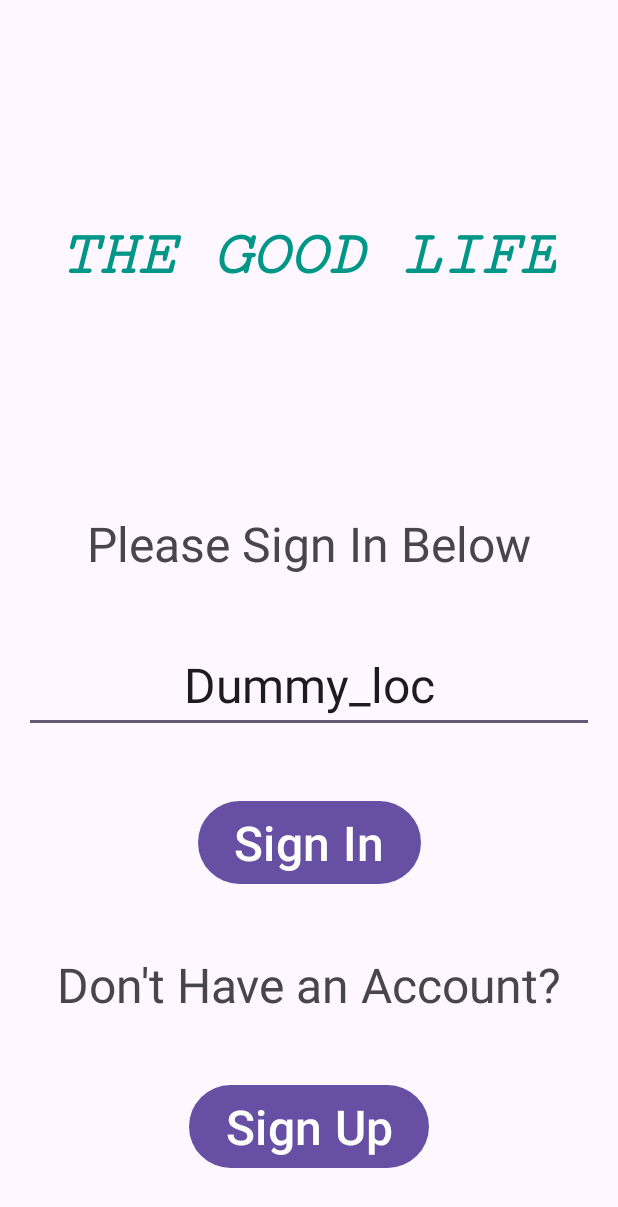
After one commit to davidclark495/LifestyleApp-Mirror, an Android app: the layout fragment_login.xml on its own in the app's theme, with its tools: preview values and no code run, on a phone screen of 412 x 824 dp. The commit adds this screen. Shown: the top 1207 px of the screen. Run offline under Robolectric (Android 15) with nearby library versions, the phone set to English and light mode, and no system bars.

Commit message:
finally figured out observer stuff

```diff
--- a/app/src/main/java/com/thegoodlife/HeaderFragment.kt
+++ b/app/src/main/java/com/thegoodlife/HeaderFragment.kt
@@ -38,10 +38,12 @@ class HeaderFragment : Fragment() {
 //            val args = Bundle()
 //            userFragment.arguments = args
             // switch to fragment
+            /*
             val transaction = activity?.supportFragmentManager?.beginTransaction()
             transaction?.replace(R.id.fl_frag_container, userFragment, "userCreate_frag")
             transaction?.addToBackStack(null)
             transaction?.commit()
+            */
         }
 
         return view
--- a/app/src/main/java/com/thegoodlife/UserData.kt
+++ b/app/src/main/java/com/thegoodlife/UserData.kt
@@ -4,6 +4,7 @@ import android.graphics.Bitmap
 import kotlin.math.round
 
 class UserData {
+    private var mUsername: String? = null
     private var mName: String? = null
     private var mAge: Int? = null
     private var mWeight: Int? = null    // in pounds
@@ -18,6 +19,7 @@ class UserData {
     //update for location(?), use in data modification / loading frag
 
     constructor(
+        username: String?,
         name: String?,
         age: Int?,
         weight: Int?,
@@ -29,6 +31,7 @@ class UserData {
         country: String?,
         city: String?
     ){
+        mUsername = username
         mName = name
         mAge = age
         mWeight = weight
@@ -42,6 +45,9 @@ class UserData {
     }
 
     //Implement properties w/ getters & setters (use member variables as backing fields)
+    var username: String?
+        get() = mUsername
+        set(value) {mUsername = value}
     var name: String?
         get() = mName
         set(value) { mName = value }
--- a/app/src/main/java/com/thegoodlife/UserRoomDatabase.kt
+++ b/app/src/main/java/com/thegoodlife/UserRoomDatabase.kt
@@ -53,7 +53,7 @@ abstract class UserRoomDatabase : RoomDatabase() {
         }
 
         suspend fun populateDbTask (userDao: UserDao) {
-            userDao.insert(UserTable("Dummy_loc","Dummy_data"))//too many arguments? -> table.java stub
+            userDao.insert(UserTable("Dummy_name","Dummy_data"))//too many arguments? -> table.java stub
         }
 
         /*
--- /dev/null
+++ b/app/src/main/res/layout/fragment_login.xml
@@ -0,0 +1,86 @@
+<?xml version="1.0" encoding="utf-8"?>
+<androidx.constraintlayout.widget.ConstraintLayout xmlns:android="http://schemas.android.com/apk/res/android"
+    xmlns:app="http://schemas.android.com/apk/res-auto"
+    xmlns:tools="http://schemas.android.com/tools"
+    android:layout_width="match_parent"
+    android:layout_height="match_parent">
+
+    <Button
+        android:id="@+id/buttonSignin"
+        android:layout_width="wrap_content"
+        android:layout_height="wrap_content"
+        android:text="Sign In"
+        android:textSize="32sp"
+        app:layout_constraintBottom_toTopOf="@+id/promptSignup"
+        app:layout_constraintEnd_toEndOf="parent"
+        app:layout_constraintStart_toStartOf="parent"
+        app:layout_constraintTop_toBottomOf="@+id/editTextUsername" />
+
+    <Button
+        android:id="@+id/buttonSignup"
+        android:layout_width="wrap_content"
+        android:layout_height="wrap_content"
+        android:text="Sign Up"
+        android:textSize="32sp"
+        app:layout_constraintBottom_toBottomOf="parent"
+        app:layout_constraintEnd_toEndOf="parent"
+        app:layout_constraintHorizontal_bias="0.499"
+        app:layout_constraintStart_toStartOf="parent"
+        app:layout_constraintTop_toBottomOf="@+id/promptSignup" />
+
+    <TextView
+        android:id="@+id/goodlifeTitle"
+        android:layout_width="wrap_content"
+        android:layout_height="wrap_content"
+        android:fontFamily="serif-monospace"
+        android:text="THE GOOD LIFE"
+        android:textAllCaps="false"
+        android:textColor="#009688"
+        android:textSize="42sp"
+        android:textStyle="bold|italic"
+        android:typeface="monospace"
+        app:layout_constraintBottom_toTopOf="@+id/promptSignin"
+        app:layout_constraintEnd_toEndOf="parent"
+        app:layout_constraintHorizontal_bias="0.493"
+        app:layout_constraintStart_toStartOf="parent"
+        app:layout_constraintTop_toTopOf="parent" />
+
+    <TextView
+        android:id="@+id/promptSignin"
+        android:layout_width="wrap_content"
+        android:layout_height="wrap_content"
+        android:text="Please Sign In Below"
+        android:textSize="32sp"
+        app:layout_constraintBottom_toTopOf="@+id/buttonSignin"
+        app:layout_constraintEnd_toEndOf="parent"
+        app:layout_constraintStart_toStartOf="parent"
+        app:layout_constraintTop_toBottomOf="@+id/goodlifeTitle"
+        app:layout_constraintVertical_bias="0.0" />
+
+    <TextView
+        android:id="@+id/promptSignup"
+        android:layout_width="wrap_content"
+        android:layout_height="wrap_content"
+        android:text="Don't Have an Account?"
+        android:textSize="32sp"
+        app:layout_constraintBottom_toTopOf="@+id/buttonSignup"
+        app:layout_constraintEnd_toEndOf="parent"
+        app:layout_constraintStart_toStartOf="parent"
+        app:layout_constraintTop_toBottomOf="@+id/buttonSignin"
+        app:layout_constraintVertical_bias="0.89" />
+
+    <EditText
+        android:id="@+id/editTextUsername"
+        android:layout_width="wrap_content"
+        android:layout_height="wrap_content"
+        android:ems="10"
+        android:inputType="textPersonName"
+        android:text="Dummy_loc"
+        android:textAlignment="center"
+        android:textSize="32sp"
+        app:layout_constraintBottom_toTopOf="@+id/buttonSignin"
+        app:layout_constraintEnd_toEndOf="parent"
+        app:layout_constraintStart_toStartOf="parent"
+        app:layout_constraintTop_toBottomOf="@+id/promptSignin"
+        app:layout_constraintVertical_bias="0.52" />
+</androidx.constraintlayout.widget.ConstraintLayout>
```
Also changed, not shown: app/src/main/java/com/thegoodlife/HomepageFragment.kt (+5 -2 lines), app/src/main/java/com/thegoodlife/LoginScreenFragment.kt (added, +98 -0 lines), app/src/main/java/com/thegoodlife/MainActivity.kt (+13 -0 lines), app/src/main/java/com/thegoodlife/UserCreateFragment.kt (+28 -2 lines), app/src/main/java/com/thegoodlife/UserDao.kt (+9 -5 lines), app/src/main/java/com/thegoodlife/UserRepository.kt (+38 -6 lines), app/src/main/java/com/thegoodlife/UserTable.kt (+19 -11 lines), app/src/main/java/com/thegoodlife/UserViewModel.kt (+9 -0 lines), app/src/main/res/layout/activity_main.xml (+11 -1 lines).
